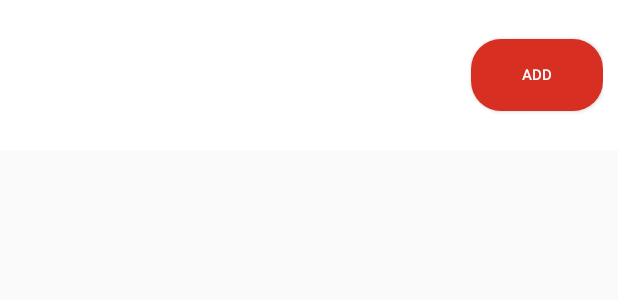
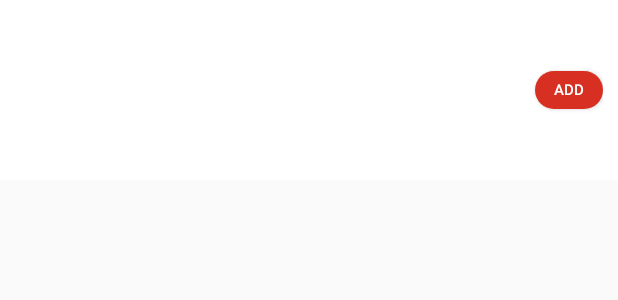
Before and after one commit to MuhammedRefaat/GoldenScent, an Android app: the layout single_bs_item.xml on its own in the app's theme, with its tools: preview values and no code run, on a phone screen of 412 x 824 dp. Shown: the top 300 px of the screen. Run offline under Robolectric (Android 15) with nearby library versions, the phone set to English and light mode, and no system bars.

Commit message:
[UI Bug Fixing] for BestSeller products listing

```diff
--- a/GoldenScent/app/src/main/res/layout/bs_child_listing.xml
+++ b/GoldenScent/app/src/main/res/layout/bs_child_listing.xml
@@ -5,7 +5,7 @@
 
     <LinearLayout
         android:id="@+id/bsScrollItems"
-        android:layout_width="match_parent"
+        android:layout_width="wrap_content"
         android:layout_height="wrap_content"
         android:orientation="horizontal" />
 
--- a/GoldenScent/app/src/main/res/layout/single_bs_item.xml
+++ b/GoldenScent/app/src/main/res/layout/single_bs_item.xml
@@ -1,16 +1,17 @@
 <?xml version="1.0" encoding="utf-8"?>
 <RelativeLayout xmlns:android="http://schemas.android.com/apk/res/android"
     android:layout_width="match_parent"
-    android:layout_height="100dp"
+    android:layout_height="120dp"
     android:background="@android:color/white"
     android:padding="10dp">
 
     <ImageView
         android:id="@+id/product_image"
-        android:layout_width="50dp"
+        android:layout_width="35dp"
         android:layout_height="match_parent"
         android:layout_alignParentStart="true"
         android:layout_centerVertical="true"
+        android:layout_marginEnd="15dp"
         android:background="@android:color/transparent"
         android:scaleType="fitCenter" />
 
@@ -21,6 +22,7 @@
         android:layout_alignParentTop="true"
         android:layout_marginBottom="10dp"
         android:layout_toEndOf="@+id/product_image"
+        android:maxLines="1"
         android:textAllCaps="true"
         android:textColor="@android:color/black"
         android:textSize="14sp"
@@ -32,6 +34,7 @@
         android:layout_height="wrap_content"
         android:layout_below="@+id/product_name"
         android:layout_alignStart="@+id/product_name"
+        android:maxLines="2"
         android:textColor="@color/colorDarkGray"
         android:textSize="14sp" />
 
@@ -42,6 +45,7 @@
         android:layout_alignStart="@+id/product_name"
         android:layout_alignParentBottom="true"
         android:layout_marginEnd="10dp"
+        android:paddingBottom="10dp"
         android:textColor="@android:color/black"
         android:textSize="12sp" />
 
@@ -52,6 +56,7 @@
         android:layout_alignStart="@+id/product_name"
         android:layout_alignParentBottom="true"
         android:layout_marginEnd="10dp"
+        android:paddingBottom="10dp"
         android:textColor="@color/colorLightGray"
         android:textSize="12sp"
         android:visibility="invisible" />
@@ -61,14 +66,17 @@
         android:layout_width="wrap_content"
         android:layout_height="wrap_content"
         android:layout_alignTop="@+id/product_org_price"
+        android:layout_alignParentBottom="true"
         android:layout_toEndOf="@+id/product_org_price"
+        android:paddingBottom="10dp"
+        android:textSize="12sp"
         android:textColor="@color/colorPrice"
         android:visibility="invisible" />
 
     <Button
         android:id="@+id/product_add"
-        android:layout_width="wrap_content"
-        android:layout_height="wrap_content"
+        android:layout_width="45dp"
+        android:layout_height="25dp"
         android:layout_alignParentEnd="true"
         android:layout_centerVertical="true"
         android:background="@drawable/rounded_red_button"
@@ -76,4 +84,14 @@
         android:textColor="@android:color/white"
         android:textSize="10sp" />
 
+    <View
+        android:id="@+id/separator"
+        android:layout_width="match_parent"
+        android:layout_height="1dp"
+        android:layout_below="@+id/product_cut_price"
+        android:layout_alignStart="@+id/product_name"
+        android:layout_alignParentBottom="true"
+        android:layout_marginTop="10dp"
+        android:background="@color/colorVeryLightGray" />
+
 </RelativeLayout>
--- a/GoldenScent/app/src/main/res/values/colors.xml
+++ b/GoldenScent/app/src/main/res/values/colors.xml
@@ -5,6 +5,7 @@
     <color name="colorAccent">#D81B60</color>
     <color name="colorDarkGray">#3A3A3A</color>
     <color name="colorLightGray">#999999</color>
+    <color name="colorVeryLightGray">#EEEEEE</color>
     <color name="colorPrice">#D82000</color>
     <color name="colorRedButton">#D72f22</color>
 </resources>
```
Also changed, not shown: GoldenScent/app/src/main/java/com/imagine/goldenscent/ExpandableListAdapter.java (+39 -14 lines).
